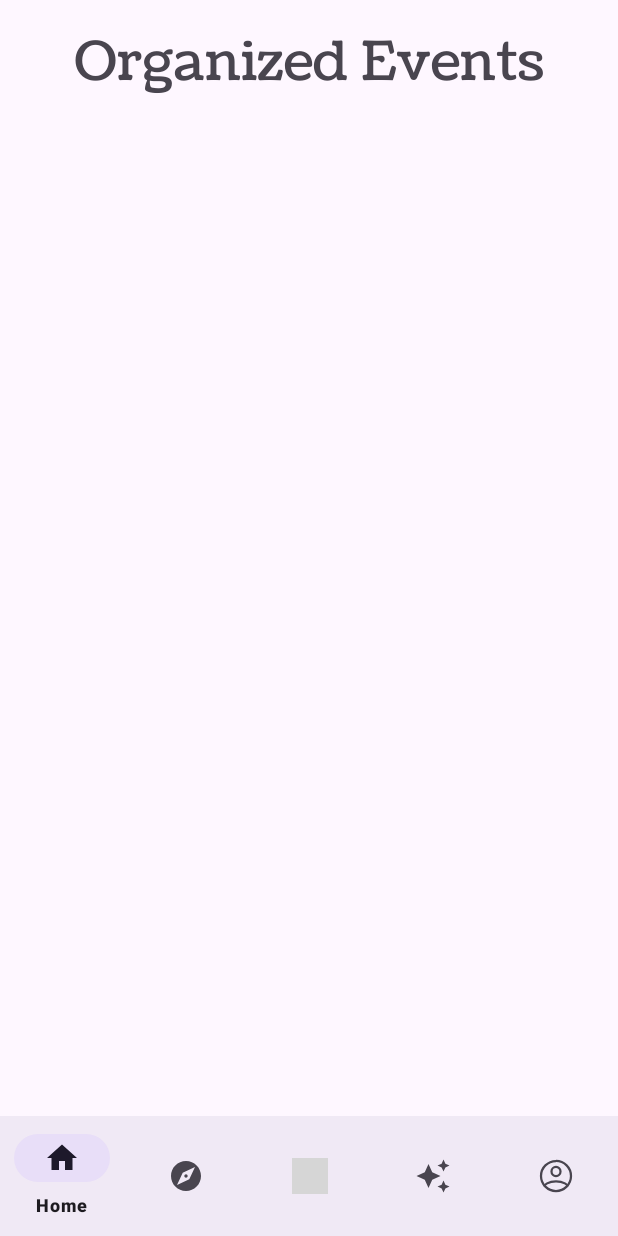
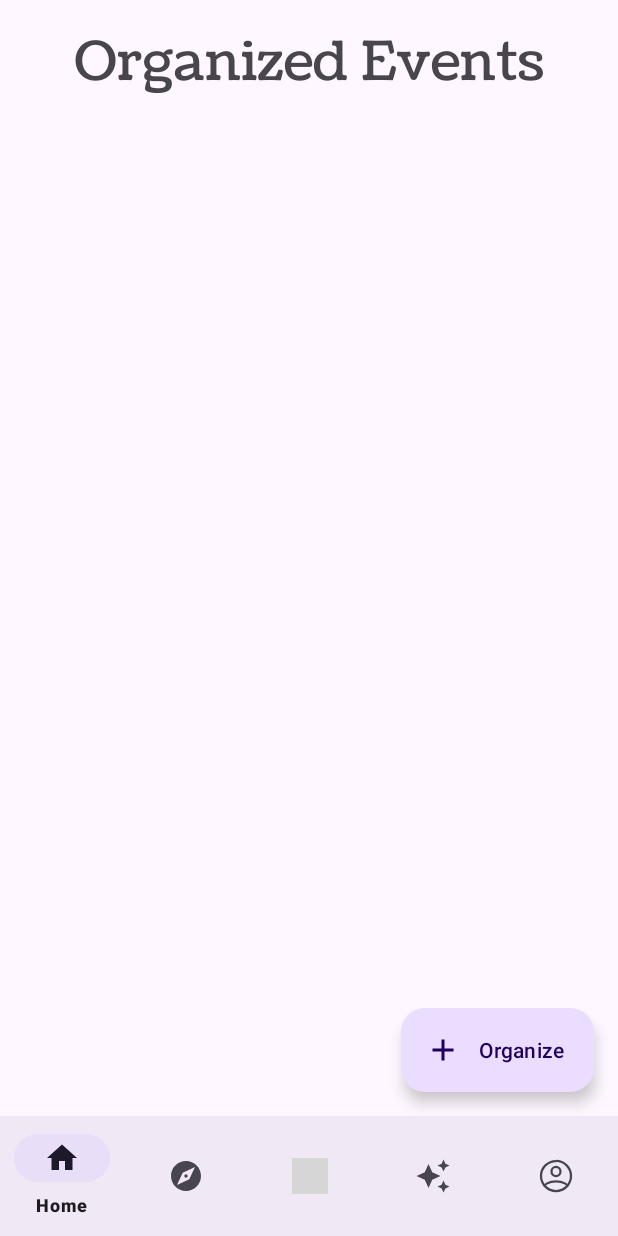
Before and after one commit to CMPUT301W24T05/PlaceHolderProjectName, an Android app: the fragment EventOrganizedFragment placed in its activity, on a phone screen of 412 x 824 dp. Run offline under Robolectric (Android 15) with nearby library versions, the phone set to English and light mode, and no system bars; our stand-ins replace Firebase (no records; nobody signed in at launch, a user with empty details on screens opened directly); Roboto replaces fonts that are not available here; 12 statements that could not run were skipped; grey boxes are pictures that could not be loaded.

Commit message:
Fix a couple of UI stuff

```diff
--- /dev/null
+++ b/app/src/main/res/drawable/baseline_attendee_black.xml
@@ -0,0 +1,5 @@
+<vector android:height="24dp" android:tint="#000000"
+    android:viewportHeight="24" android:viewportWidth="24"
+    android:width="24dp" xmlns:android="http://schemas.android.com/apk/res/android">
+    <path android:fillColor="@android:color/black" android:pathData="M16,11c1.66,0 2.99,-1.34 2.99,-3S17.66,5 16,5c-1.66,0 -3,1.34 -3,3s1.34,3 3,3zM8,11c1.66,0 2.99,-1.34 2.99,-3S9.66,5 8,5C6.34,5 5,6.34 5,8s1.34,3 3,3zM8,13c-2.33,0 -7,1.17 -7,3.5L1,19h14v-2.5c0,-2.33 -4.67,-3.5 -7,-3.5zM16,13c-0.29,0 -0.62,0.02 -0.97,0.05 1.16,0.84 1.97,1.97 1.97,3.45L17,19h6v-2.5c0,-2.33 -4.67,-3.5 -7,-3.5z"/>
+</vector>
--- a/app/src/main/res/layout/event_organized.xml
+++ b/app/src/main/res/layout/event_organized.xml
@@ -26,17 +26,23 @@
     <androidx.swiperefreshlayout.widget.SwipeRefreshLayout
         android:id="@+id/swipeRefreshLayout"
         android:layout_width="match_parent"
-        android:layout_height="wrap_content"
+        android:layout_height="0dp"
         app:layout_constraintBottom_toBottomOf="parent"
         app:layout_constraintTop_toBottomOf="@+id/textViewOpenEvents"
         app:layout_constraintVertical_bias="0.0"
         tools:layout_editor_absoluteX="0dp">
 
+
     <androidx.recyclerview.widget.RecyclerView
         android:id="@+id/listCreatedEvents"
         android:layout_width="match_parent"
-            android:layout_height="match_parent"
-            android:padding="16dp" />
+        android:layout_height="wrap_content"
+        android:padding="16dp"
+        app:layout_constraintBottom_toBottomOf="parent"
+        app:layout_constraintTop_toTopOf="@+id/swipeRefreshLayout"
+        app:layout_constraintVertical_bias="0.0"
+        tools:layout_editor_absoluteX="0dp" />
+    </androidx.swiperefreshlayout.widget.SwipeRefreshLayout>
 
     <com.google.android.material.floatingactionbutton.ExtendedFloatingActionButton
         android:id="@+id/OrganizerEventButton"
@@ -48,9 +54,6 @@
         app:icon="@drawable/add_icon"
         app:layout_constraintBottom_toBottomOf="parent"
         app:layout_constraintEnd_toEndOf="parent" />
-
-
-    </androidx.swiperefreshlayout.widget.SwipeRefreshLayout>
     <!-- Bottom Navigation View -->
 
 </androidx.constraintlayout.widget.ConstraintLayout>
```
Also changed, not shown: app/src/main/res/layout/event_card_hosted.xml (+4 -4 lines), app/src/main/res/layout/profile_page_updated.xml (+14 -20 lines), app/src/main/res/layout/event_menu_updated.xml (line endings or trailing spaces). Lines whose indentation alone changed are shown as unchanged.
